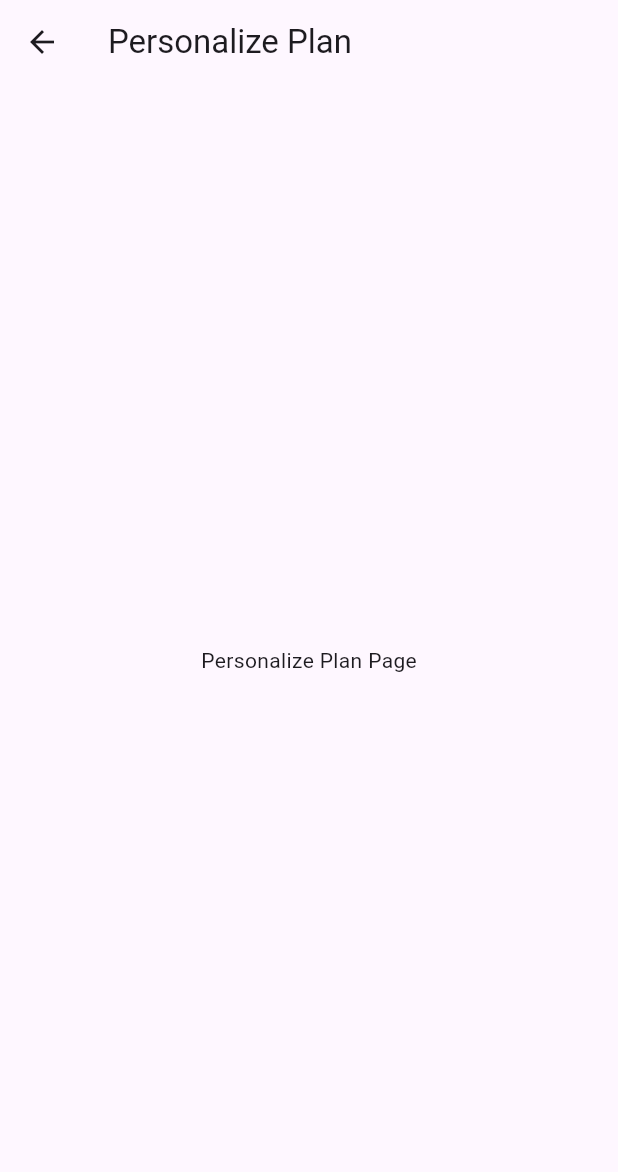
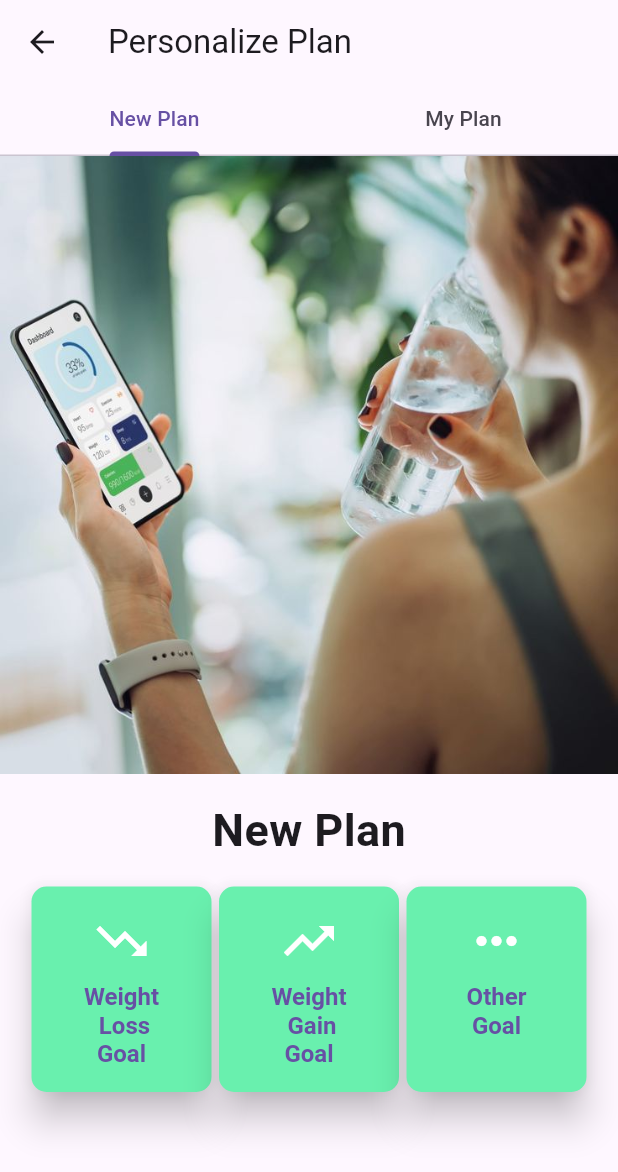
Before and after one commit to Nimalsh/fitEats, a Flutter app: the PersonalizePlanPage screen opened directly, on a phone screen of 412 x 824 dp. Shown: the top 1172 px of the screen. Run offline on Flutter 3.47's test engine with Material 3 defaults, Android fonts, the phone set to English and light mode, and no system bars; our stand-ins replace device_preview, fl_chart.

Commit message:
my plan and new plan compleeted

```diff
--- a/fiteatsmobile/lib/user/nutrigoals.dart
+++ b/fiteatsmobile/lib/user/nutrigoals.dart
@@ -1,4 +1,6 @@
 import 'package:flutter/material.dart';
+
+import 'personalizePlan.dart';
 
 class NutriGoals extends StatelessWidget {
   @override
@@ -151,15 +153,15 @@ class LoseWeightPage extends StatelessWidget {
   }
 }
 
-class PersonalizePlanPage extends StatelessWidget {
-  @override
-  Widget build(BuildContext context) {
-    return Scaffold(
-      appBar: AppBar(title: Text('Personalize Plan')),
-      body: Center(child: Text('Personalize Plan Page')),
-    );
-  }
-}
+// class PersonalizePlanPage extends StatelessWidget {
+//   @override
+//   Widget build(BuildContext context) {
+//     return Scaffold(
+//       appBar: AppBar(title: Text('Personalize Plan')),
+//       body: Center(child: Text('Personalize Plan Page')),
+//     );
+//   }
+// }
 
 class NutriQueriesPage extends StatelessWidget {
   @override
--- /dev/null
+++ b/fiteatsmobile/lib/user/personalizePlan.dart
@@ -0,0 +1,223 @@
+import 'package:flutter/material.dart';
+
+class PersonalizePlanPage extends StatelessWidget {
+  @override
+  Widget build(BuildContext context) {
+    return DefaultTabController(
+      length: 2,
+      child: Scaffold(
+        appBar: AppBar(
+          title: Text('Personalize Plan'),
+          bottom: TabBar(
+            tabs: [
+              Tab(text: 'New Plan'),
+              Tab(text: 'My Plan'),
+            ],
+          ),
+        ),
+        body: TabBarView(
+          children: [
+            NewPlanSection(),
+            MyPlanSection(),
+          ],
+        ),
+      ),
+    );
+  }
+}
+
+class NewPlanSection extends StatelessWidget {
+  @override
+  Widget build(BuildContext context) {
+    return SingleChildScrollView(
+      child: Column(
+        crossAxisAlignment: CrossAxisAlignment.stretch,
+        children: [
+          // Top Image
+          Container(
+            height: MediaQuery.of(context).size.height * 0.5,
+            decoration: BoxDecoration(
+              image: DecorationImage(
+                image: AssetImage('assets/image/nutrigoals.jpg'),
+                fit: BoxFit.cover,
+              ),
+            ),
+          ),
+          // New Plan Section
+          Padding(
+            padding: const EdgeInsets.all(16.0),
+            child: Column(
+              crossAxisAlignment: CrossAxisAlignment.center,
+              children: [
+                Text(
+                  'New Plan',
+                  style: TextStyle(fontSize: 30, fontWeight: FontWeight.bold),
+                ),
+                SizedBox(height: 16),
+                buildGoalRow(context),
+              ],
+            ),
+          ),
+        ],
+      ),
+    );
+  }
+
+  Widget buildGoalRow(BuildContext context) {
+    return Row(
+      mainAxisAlignment: MainAxisAlignment.spaceEvenly,
+      children: [
+        buildGoalButton(context, 'Weight\n Loss\nGoal', Icons.trending_down),
+        buildGoalButton(context, 'Weight\n Gain\nGoal', Icons.trending_up),
+        buildGoalButton(context, 'Other\nGoal\n', Icons.more_horiz),
+      ],
+    );
+  }
+
+  Widget buildGoalButton(BuildContext context, String title, IconData icon) {
+    return ElevatedButton(
+      onPressed: () {
+        // Handle button press
+      },
+      style: ElevatedButton.styleFrom(
+        padding: EdgeInsets.all(16.0),
+        backgroundColor: Colors.greenAccent, // Button color
+        shape: RoundedRectangleBorder(
+          borderRadius: BorderRadius.circular(10.0),
+        ),
+        iconColor: Colors.white, // Text and icon color
+        textStyle: TextStyle(fontSize: 16, fontWeight: FontWeight.bold),
+        minimumSize: Size(120, 120), // Set a minimum size for the button
+        shadowColor: Colors.black, // Add shadow color for hover effect
+        elevation: 10, // Elevation for the button
+      ),
+      child: Column(
+        mainAxisAlignment: MainAxisAlignment.center,
+        children: [
+          Icon(icon, size: 40),
+          SizedBox(height: 8),
+          Text(
+            title,
+            textAlign: TextAlign.center,
+          ),
+        ],
+      ),
+    );
+  }
+}
+
+class MyPlanSection extends StatelessWidget {
+  @override
+  Widget build(BuildContext context) {
+    List<Map<String, String>> plans = [
+      {
+        'id': '1',
+        'requestPlan': 'Weight Loss',
+        'nutritionist': 'John Doe',
+        'requestDate': '2023-07-10',
+        'status': 'Pending'
+      },
+      {
+        'id': '2',
+        'requestPlan': 'Weight Gain',
+        'nutritionist': 'Jane Smith',
+        'requestDate': '2023-06-20',
+        'status': 'In Progress'
+      },
+      {
+        'id': '3',
+        'requestPlan': 'Other',
+        'nutritionist': 'Emily Davis',
+        'requestDate': '2023-05-15',
+        'status': 'Completed'
+      },
+      {
+        'id': '4',
+        'requestPlan': 'Weight Gain',
+        'nutritionist': 'Jane Smith',
+        'requestDate': '2023-06-20',
+        'status': 'In Progress'
+      },
+      {
+        'id': '5',
+        'requestPlan': 'Weight Gain',
+        'nutritionist': 'Jane Smith',
+        'requestDate': '2023-06-20',
+        'status': 'Completed'
+      },
+    ];
+
+    return SingleChildScrollView(
+      child: Padding(
+        padding: const EdgeInsets.all(16.0),
+        child: Column(
+          crossAxisAlignment: CrossAxisAlignment.start,
+          children: [
+            Text(
+              'My Plan',
+              style: TextStyle(fontSize: 24, fontWeight: FontWeight.bold),
+            ),
+            SizedBox(height: 16),
+            ...plans.map((plan) {
+              return Card(
+                shape: RoundedRectangleBorder(
+                  borderRadius: BorderRadius.circular(15.0),
+                ),
+                elevation: 5,
+                margin: EdgeInsets.symmetric(vertical: 8.0),
+                child: Padding(
+                  padding: const EdgeInsets.all(16.0),
+                  child: Column(
+                    crossAxisAlignment: CrossAxisAlignment.start,
+                    children: [
+                      Text('ID: ${plan['id']}', style: TextStyle(fontWeight: FontWeight.bold, fontSize: 16)),
+                      SizedBox(height: 8),
+                      Text('Request Plan: ${plan['requestPlan']}', style: TextStyle(fontSize: 14)),
+                      Text('Nutritionist: ${plan['nutritionist']}', style: TextStyle(fontSize: 14)),
+                      Text('Request Date: ${plan['requestDate']}', style: TextStyle(fontSize: 14)),
+                      Text(
+                        'Status: ${plan['status']}',
+                        style: TextStyle(
+                          fontSize: 14,
+                          color: _getStatusColor(plan['status']),
+                          fontWeight: FontWeight.bold,
+                        ),
+                      ),
+                      if (plan['status'] == 'Completed') // Conditionally display the button
+                        Align(
+                          alignment: Alignment.centerRight,
+                          child: ElevatedButton(
+                            onPressed: () {
+                              // Handle view button press
+                            },
+                            style: ElevatedButton.styleFrom(
+                              backgroundColor: Colors.greenAccent,
+                            ),
+                            child: Text('View'),
+                          ),
+                        ),
+                       //add the else part
+                    ],
+                  ),
+                ),
+              );
+            }).toList(),
+          ],
+        ),
+      ),
+    );
+  }
+
+  Color _getStatusColor(String? status) {
+    switch (status) {
+      case 'Pending':
+        return Colors.orange;
+      case 'In Progress':
+        return Colors.blue;
+      case 'Completed':
+        return Colors.green;
+      default:
+        return Colors.black;
+    }
+  }
+}
--- a/fiteatsmobile/pubspec.yaml
+++ b/fiteatsmobile/pubspec.yaml
@@ -74,6 +74,7 @@ flutter:
     - assets/image/plate.png
     - assets/image/restaurant.jpg
     - assets/image/nutrigoals.jpg
+    - assets/image/newgoals.jpg
 
 
 
```
Also changed, not shown: fiteatsmobile/assets/image/newgoals.jpg (added), fiteatsmobile/lib/user/lossform.dart (added).
